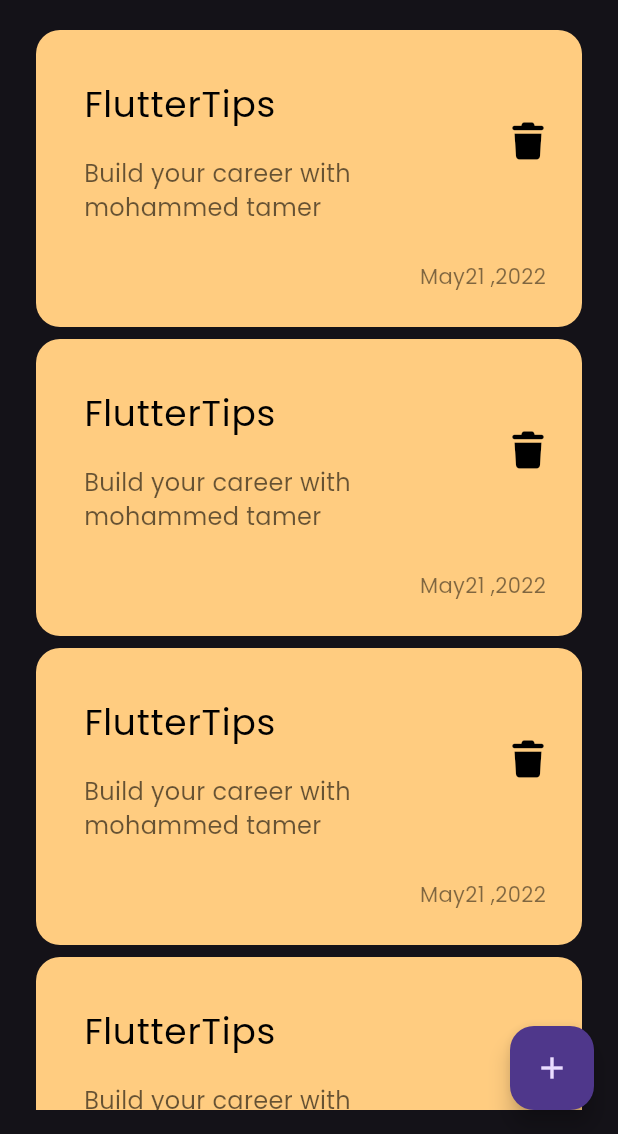
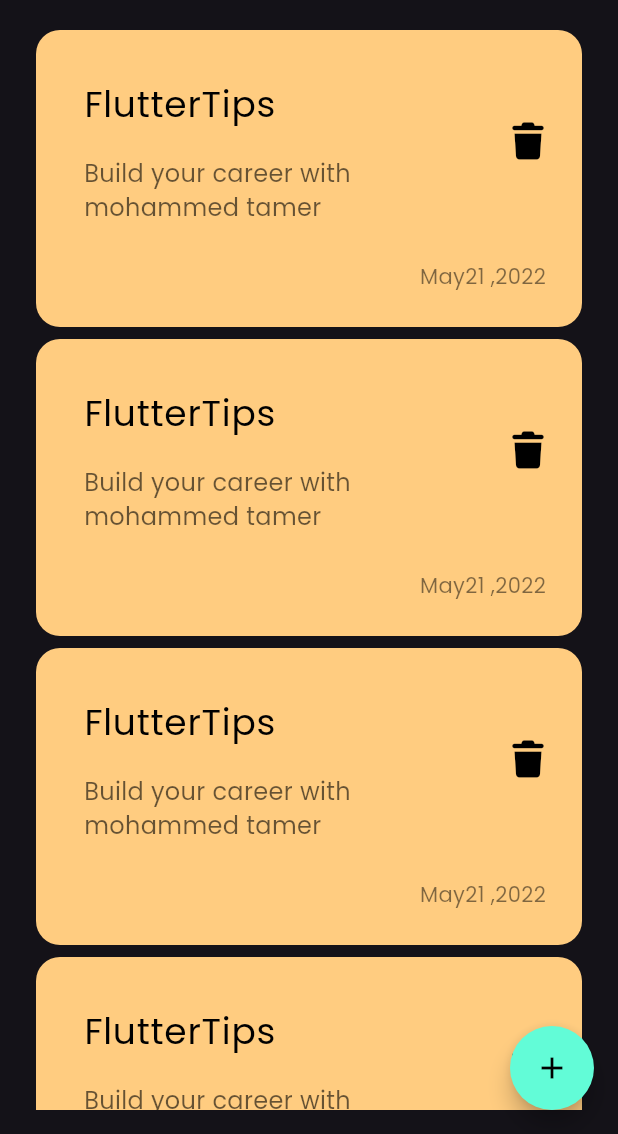
Before and after one commit to MohammedNassar1/Notes_App, a Flutter app: the screen it shows after launch, on a phone screen of 412 x 824 dp, the part 102-1236 px from its top. Run offline on Flutter 3.47's test engine with Material 3 defaults, Android fonts, the phone set to English and light mode, and no system bars; our stand-ins replace font_awesome_flutter.

Commit message:
some changes on floating action button

```diff
--- a/lib/views/Notes_view.dart
+++ b/lib/views/Notes_view.dart
@@ -1,4 +1,5 @@
 import 'package:flutter/material.dart';
+import 'package:notesapp1/constants.dart';
 import 'package:notesapp1/widgets/add_note_buttom_sheet.dart';
 import 'package:notesapp1/widgets/notes_app_body.dart';
 
@@ -10,6 +11,8 @@
     return Scaffold(
       body: NotesAppBody(),
       floatingActionButton: FloatingActionButton(
+        backgroundColor: kPrimayColor,
+        shape: CircleBorder(),
         onPressed: () {
           showModalBottomSheet(
             context: context,
@@ -18,7 +21,7 @@
             },
           );
         },
-        child: Icon(Icons.add),
+        child: Icon(Icons.add, color: Colors.black),
       ),
     );
   }
```
